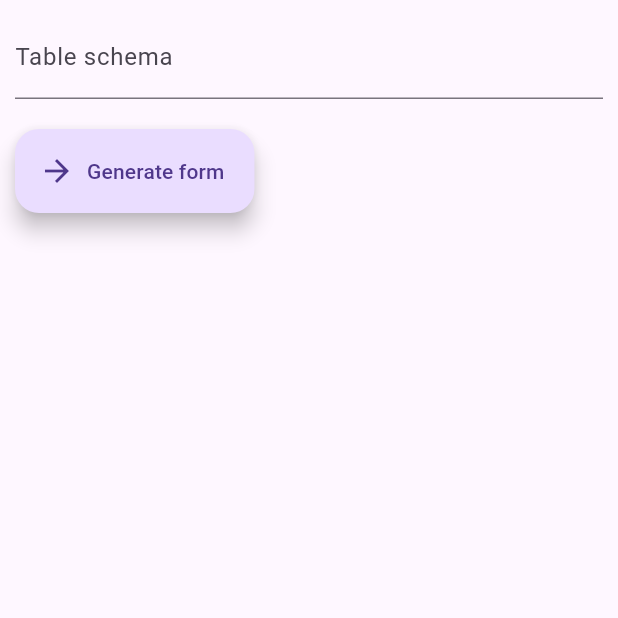
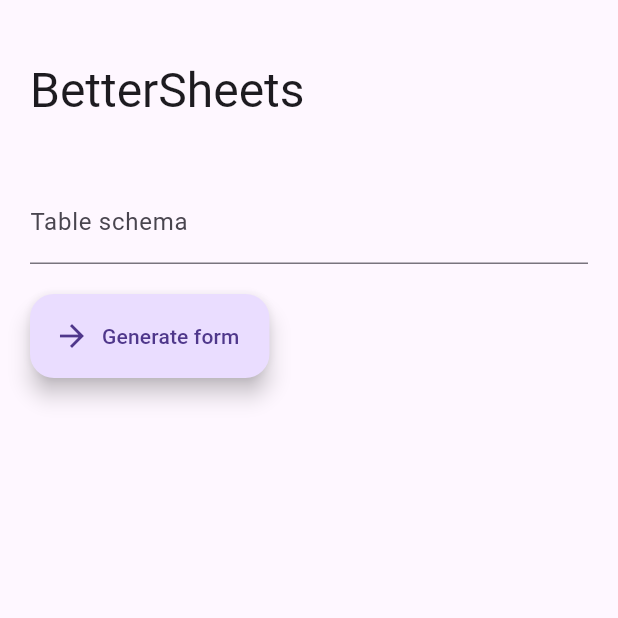
Before and after one commit to finleyowen/ftables_ui, a Flutter app: the screen it shows after launch, on a phone screen of 412 x 824 dp, the top half of it. Run offline on Flutter 3.47's test engine with Material 3 defaults, Android fonts, the phone set to English and light mode, and no system bars.

Commit message:
Cosmetic changes and documentation; final commit for v0.1

```diff
--- a/lib/components/app_scaffold.dart
+++ b/lib/components/app_scaffold.dart
@@ -17,7 +17,12 @@
 
   @override
   Widget build(BuildContext context) => Scaffold(
-    body: Padding(padding: EdgeInsetsGeometry.all(10), child: body),
+    body: Center(
+      child: ConstrainedBox(
+        constraints: BoxConstraints(maxWidth: 800),
+        child: Padding(padding: EdgeInsetsGeometry.all(20), child: body),
+      ),
+    ),
     floatingActionButton: floatingActionButton,
     floatingActionButtonLocation: floatingActionButtonLocation,
   );
--- a/lib/views/home.dart
+++ b/lib/views/home.dart
@@ -1,6 +1,7 @@
 import 'package:flutter/material.dart';
 import 'package:fsheets/components/app_scaffold.dart';
 import 'package:fsheets/components/typed_text_field.dart';
+import 'package:fsheets/components/util.dart';
 import 'package:fsheets/logic/data_type.dart';
 import 'package:fsheets/logic/ddl.dart';
 import 'package:fsheets/views/table_form.dart';
@@ -21,6 +22,15 @@
     body: Column(
       spacing: 20,
       children: [
+        PaddedRow(
+          padding: EdgeInsetsGeometry.symmetric(vertical: 20, horizontal: 0),
+          children: [
+            Text(
+              "BetterSheets",
+              style: Theme.of(context).textTheme.headlineLarge,
+            ),
+          ],
+        ),
         StringTextField(
           controller: schemaController,
           dataType: StringDataType(nullable: false),
```
Also changed, not shown: 1 other file.
